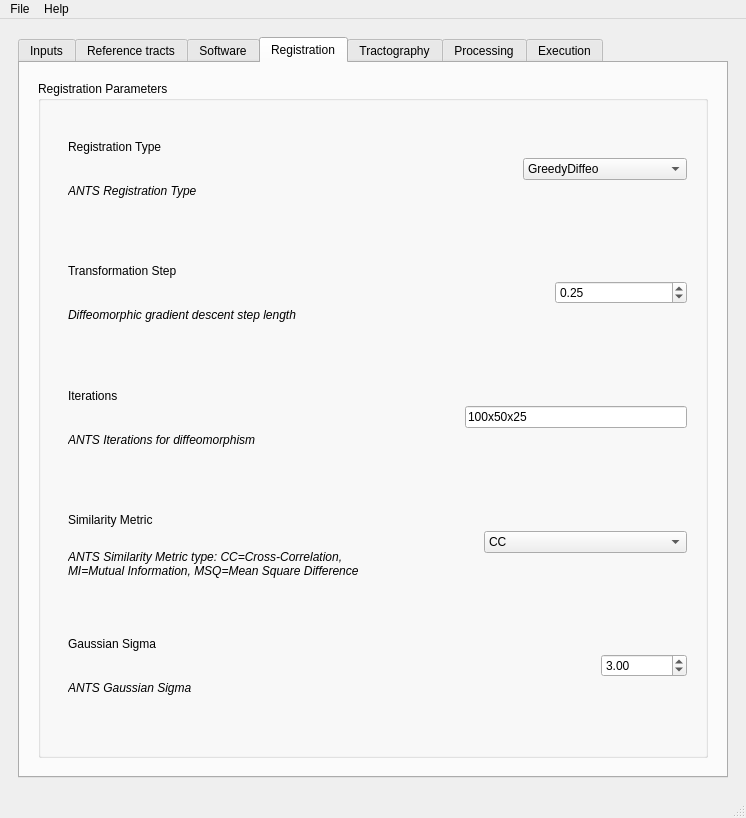
First picture: the form in AutoTract.ui, repository NIRALUser/AutoTract, before the edit.
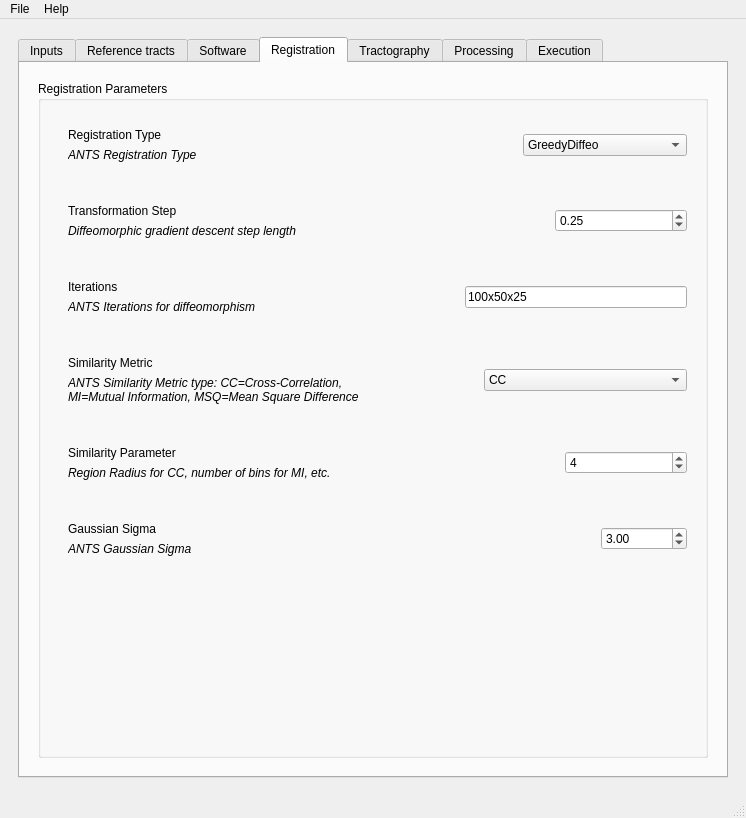
Second picture: the form after the edit. The open tabs and pages were chosen to show the change. Icons and pictures are not drawn.

Commit message: BUG: fixed some parameter bugs: not taken into account/a few were missing in the UI nb of tracts processed in parallel fixed (variable was a str and not an int)

Diff of the .ui file:
```diff
--- a/AutoTract.ui
+++ b/AutoTract.ui
@@ -728,6 +728,47 @@
                 </layout>
                </widget>
               </item>
+              <item>
+               <widget class="QWidget" name="widget_25" native="true">
+                <layout class="QHBoxLayout" name="horizontalLayout_7">
+                 <property name="spacing">
+                  <number>225</number>
+                 </property>
+                 <item>
+                  <widget class="QWidget" name="widget_26" native="true">
+                   <layout class="QVBoxLayout" name="verticalLayout_31">
+                    <item>
+                     <widget class="QLabel" name="similarity_parameter_label">
+                      <property name="text">
+                       <string>Similarity Parameter</string>
+                      </property>
+                     </widget>
+                    </item>
+                    <item>
+                     <widget class="QLabel" name="similarity_parameter_descr_label">
+                      <property name="font">
+                       <font>
+                        <italic>true</italic>
+                       </font>
+                      </property>
+                      <property name="text">
+                       <string>Region Radius for CC, number of bins for MI, etc.</string>
+                      </property>
+                     </widget>
+                    </item>
+                   </layout>
+                  </widget>
+                 </item>
+                 <item>
+                  <widget class="QSpinBox" name="para_similarity_parameter_spinBox">
+                   <property name="value">
+                    <number>4</number>
+                   </property>
+                  </widget>
+                 </item>
+                </layout>
+               </widget>
+              </item>
               <item>
                <widget class="QWidget" name="widget_13" native="true">
                 <layout class="QHBoxLayout" name="horizontalLayout_11">
@@ -769,6 +810,19 @@
                 </layout>
                </widget>
               </item>
+              <item>
+               <spacer name="verticalSpacer_4">
+                <property name="orientation">
+                 <enum>Qt::Vertical</enum>
+                </property>
+                <property name="sizeHint" stdset="0">
+                 <size>
+                  <width>20</width>
+                  <height>40</height>
+                 </size>
+                </property>
+               </spacer>
+              </item>
              </layout>
             </widget>
            </item>
```
Left out of the diff: 89 changed lines with no effect on the pictures. The commit also changes 7 other files.
